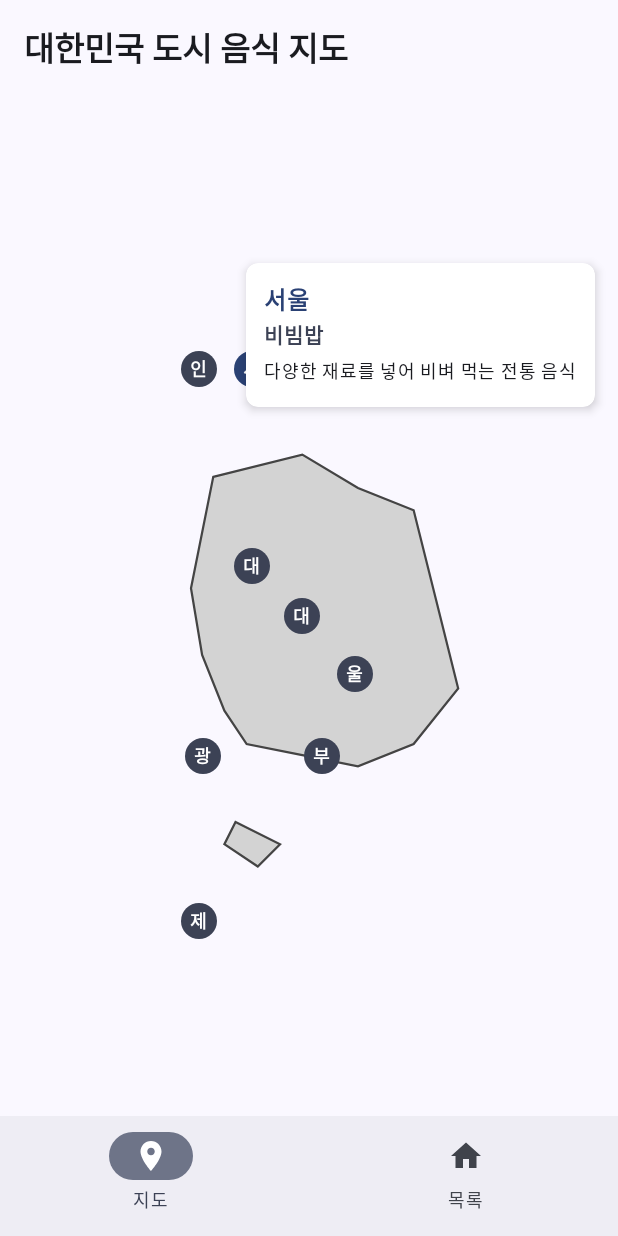
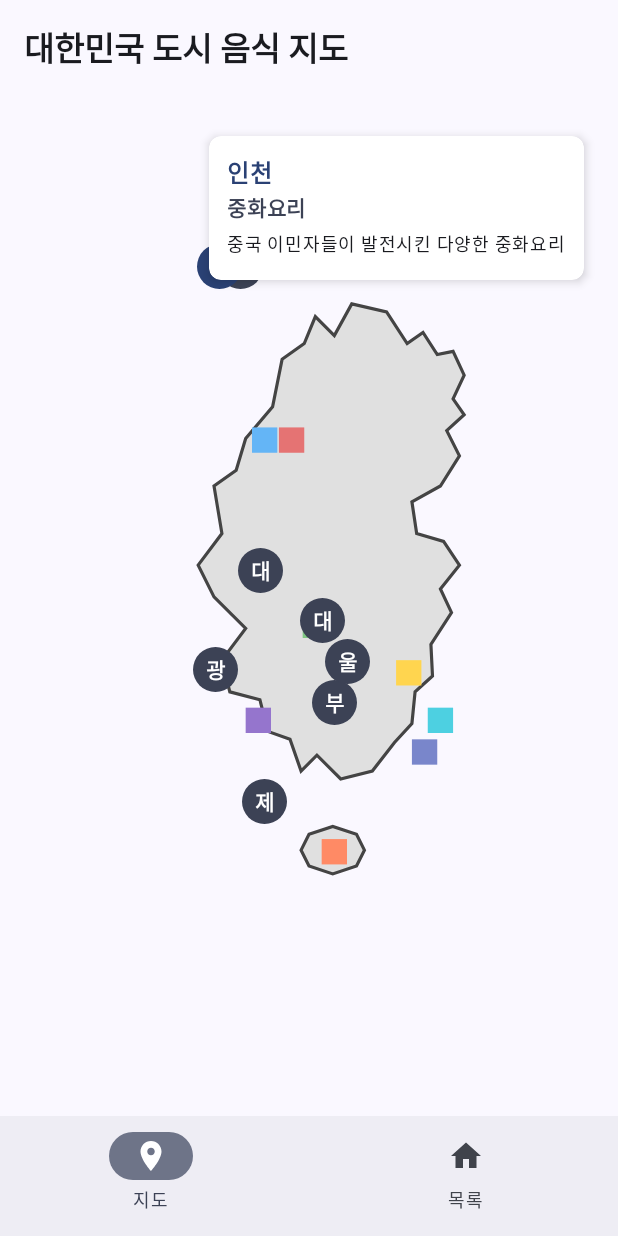
Before and after one commit to haeseoky/ocean-android, an Android app built with Jetpack Compose: the screen it shows after launch (MainActivity), after a tap on an icon or button, on a phone screen of 412 x 824 dp. Run offline under Robolectric (Android 15) with nearby library versions, the phone set to English and light mode, and no system bars.

Commit message:
대한민국 지도를 실물에 가깝게 수정

```diff
--- a/app/src/main/java/com/example/ocean/data/repository/CityRepository.kt
+++ b/app/src/main/java/com/example/ocean/data/repository/CityRepository.kt
@@ -17,31 +17,31 @@ class CityRepository {
             CityInfo(
                 id = "seoul",
                 name = "서울",
-                xCoordinate = 0.51f,
-                yCoordinate = 0.28f,
+                xCoordinate = 0.47f,
+                yCoordinate = 0.15f,
                 famousFood = "비빔밥",
                 description = "다양한 재료를 넣어 비벼 먹는 전통 음식"
             ),
             CityInfo(
                 id = "busan",
                 name = "부산",
-                xCoordinate = 0.68f,
-                yCoordinate = 0.75f,
+                xCoordinate = 0.7f,
+                yCoordinate = 0.68f,
                 famousFood = "돼지국밥",
                 description = "뼈 육수에 돼지고기를 넣은 국밥"
             ),
             CityInfo(
                 id = "incheon",
                 name = "인천",
-                xCoordinate = 0.38f,
-                yCoordinate = 0.28f,
+                xCoordinate = 0.42f,
+                yCoordinate = 0.15f,
                 famousFood = "중화요리",
                 description = "중국 이민자들이 발전시킨 다양한 중화요리"
             ),
             CityInfo(
                 id = "daegu",
                 name = "대구",
-                xCoordinate = 0.63f,
+                xCoordinate = 0.67f,
                 yCoordinate = 0.58f,
                 famousFood = "납작만두",
                 description = "얇은 피에 속을 넣어 빚은 대구식 만두"
@@ -49,15 +49,15 @@ class CityRepository {
             CityInfo(
                 id = "gwangju",
                 name = "광주",
-                xCoordinate = 0.39f,
-                yCoordinate = 0.75f,
+                xCoordinate = 0.41f,
+                yCoordinate = 0.64f,
                 famousFood = "송정떡갈비",
                 description = "소갈비살을 다져 양념한 후 구운 음식"
             ),
             CityInfo(
                 id = "daejeon",
                 name = "대전",
-                xCoordinate = 0.51f,
+                xCoordinate = 0.52f,
                 yCoordinate = 0.52f,
                 famousFood = "성심당 빵",
                 description = "유명 베이커리의 대표 튀김소보로와 다양한 빵"
@@ -65,16 +65,16 @@ class CityRepository {
             CityInfo(
                 id = "ulsan",
                 name = "울산",
-                xCoordinate = 0.76f,
-                yCoordinate = 0.65f,
+                xCoordinate = 0.73f,
+                yCoordinate = 0.63f,
                 famousFood = "언양불고기",
                 description = "얇게 썬 소고기를 양념해 숯불에 구운 음식"
             ),
             CityInfo(
                 id = "jeju",
                 name = "제주",
-                xCoordinate = 0.38f,
-                yCoordinate = 0.95f,
+                xCoordinate = 0.53f,
+                yCoordinate = 0.8f,
                 famousFood = "흑돼지구이",
                 description = "제주 특산물인 흑돼지를 구운 음식"
             )
--- a/app/src/main/java/com/example/ocean/ui/map/MapScreen.kt
+++ b/app/src/main/java/com/example/ocean/ui/map/MapScreen.kt
@@ -27,6 +27,7 @@ import androidx.compose.ui.Modifier
 import androidx.compose.ui.draw.clip
 import androidx.compose.ui.draw.shadow
 import androidx.compose.ui.graphics.Color
+import androidx.compose.ui.layout.ContentScale
 import androidx.compose.ui.platform.LocalConfiguration
 import androidx.compose.ui.platform.LocalDensity
 import androidx.compose.ui.res.painterResource
@@ -64,9 +65,10 @@ fun MapScreen(
     ) {
         // 한국 지도 이미지
         Image(
-            painter = painterResource(id = R.drawable.korea_map),
+            painter = painterResource(id = R.drawable.korea_map_detailed),
             contentDescription = "대한민국 지도",
-            modifier = Modifier.fillMaxSize()
+            modifier = Modifier.fillMaxSize(),
+            contentScale = ContentScale.Fit
         )
 
         // 도시 마커 표시
@@ -104,7 +106,7 @@ private fun CityMarker(
     onClick: () -> Unit,
     isSelected: Boolean
 ) {
-    val markerSize = 24.dp
+    val markerSize = 30.dp
     val density = LocalDensity.current
 
     val xPos = (screenWidth.value * city.xCoordinate).roundToInt()
@@ -123,7 +125,7 @@ private fun CityMarker(
             text = city.name.take(1),
             color = Color.White,
             fontWeight = FontWeight.Bold,
-            fontSize = 12.sp
+            fontSize = 14.sp
         )
     }
 }
@@ -138,7 +140,7 @@ private fun SpeechBubble(
     screenHeight: androidx.compose.ui.unit.Dp
 ) {
     val xPos = (screenWidth.value * city.xCoordinate).roundToInt()
-    val yPos = (screenHeight.value * city.yCoordinate).roundToInt() - 100
+    val yPos = (screenHeight.value * city.yCoordinate).roundToInt() - 120
 
     // 화면 경계를 벗어나지 않도록 조정
     val adjustedX = xPos.coerceIn(0, screenWidth.value.toInt() - 200)
--- /dev/null
+++ b/app/src/main/res/drawable/korea_map_detailed.xml
@@ -0,0 +1,67 @@
+<?xml version="1.0" encoding="utf-8"?>
+<vector xmlns:android="http://schemas.android.com/apk/res/android"
+    android:width="360dp"
+    android:height="512dp"
+    android:viewportWidth="360"
+    android:viewportHeight="512">
+
+    <!-- 한반도 본토 -->
+    <path
+        android:fillColor="#E0E0E0"
+        android:strokeWidth="2"
+        android:strokeColor="#444444"
+        android:pathData="M163,100 L177,90 L184,73 L196,85 L207,65 L229,70 L242,90 L252,83 L261,97
+                          L271,95 L278,110 L271,125 L278,135 L267,145 L275,161 L263,180
+                          L245,190 L248,210 L265,215 L275,230 L263,245 L270,260 L257,280
+                          L258,300 L247,310 L245,330 L234,342 L220,360 L200,365 L185,350
+                          L175,360 L168,340 L154,335 L149,315 L130,310 L125,290 L140,270
+                          L120,250 L110,230 L125,210 L120,180 L134,170 L140,150 L157,130 Z" />
+
+    <!-- 제주도 -->
+    <path
+        android:fillColor="#E0E0E0"
+        android:strokeWidth="2"
+        android:strokeColor="#444444"
+        android:pathData="M180,400 L195,395 L210,400 L215,410 L210,420 L195,425 L180,420 L175,410 Z" />
+
+    <!-- 주요 도시들 -->
+    <!-- 서울 -->
+    <path
+        android:fillColor="#E57373"
+        android:pathData="M161,143 L177,143 L177,159 L161,159 Z" />
+
+    <!-- 인천 -->
+    <path
+        android:fillColor="#64B5F6"
+        android:pathData="M144,143 L160,143 L160,159 L144,159 Z" />
+
+    <!-- 대전 -->
+    <path
+        android:fillColor="#81C784"
+        android:pathData="M176,260 L192,260 L192,276 L176,276 Z" />
+
+    <!-- 대구 -->
+    <path
+        android:fillColor="#FFD54F"
+        android:pathData="M235,290 L251,290 L251,306 L235,306 Z" />
+
+    <!-- 부산 -->
+    <path
+        android:fillColor="#7986CB"
+        android:pathData="M245,340 L261,340 L261,356 L245,356 Z" />
+
+    <!-- 광주 -->
+    <path
+        android:fillColor="#9575CD"
+        android:pathData="M140,320 L156,320 L156,336 L140,336 Z" />
+
+    <!-- 울산 -->
+    <path
+        android:fillColor="#4DD0E1"
+        android:pathData="M255,320 L271,320 L271,336 L255,336 Z" />
+
+    <!-- 제주 -->
+    <path
+        android:fillColor="#FF8A65"
+        android:pathData="M188,403 L204,403 L204,419 L188,419 Z" />
+</vector>
```
